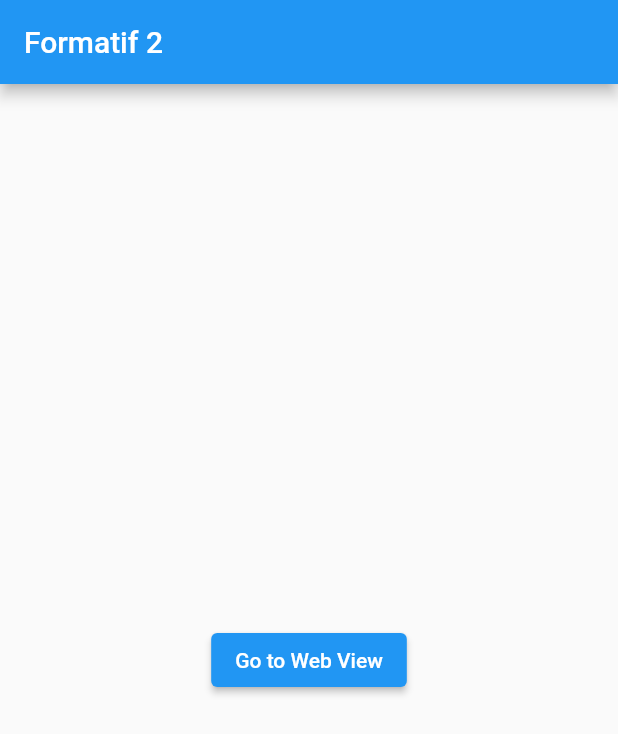
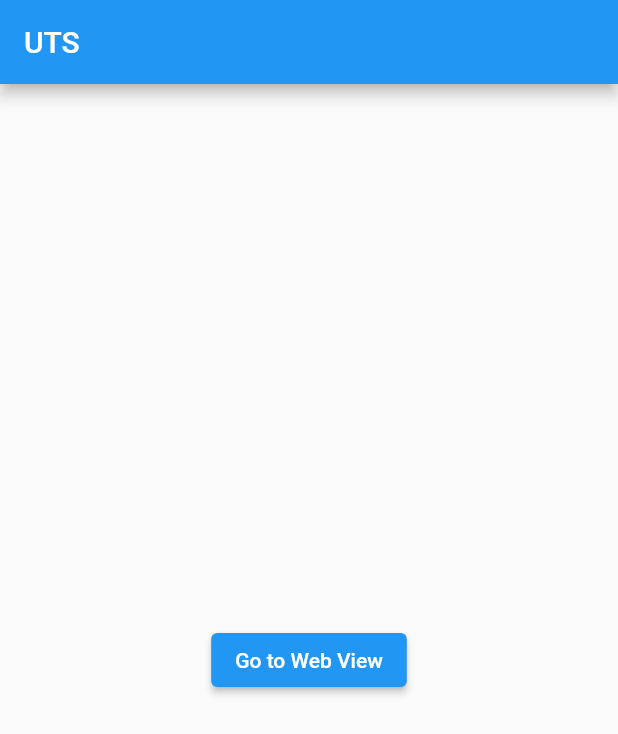
Before and after one commit to rehandwi03/pm-2, a Flutter app: the screen it shows after launch, on a phone screen of 412 x 824 dp. Shown: the top 734 px of the screen. Run offline on Flutter 3.47's test engine with Material 2 defaults, Android fonts, the phone set to English and light mode, and no system bars; our stand-ins replace webview_flutter.

Commit message:
formatif

```diff
--- a/lib/main.dart
+++ b/lib/main.dart
@@ -32,7 +32,7 @@ class _MyHomePageState extends State<MyHomePage> {
   Widget build(BuildContext context) {
     return Scaffold(
       appBar: AppBar(
-        title: Text("Formatif 2"),
+        title: Text("UTS"),
       ),
       body: Center(
         child: ElevatedButton(
```
